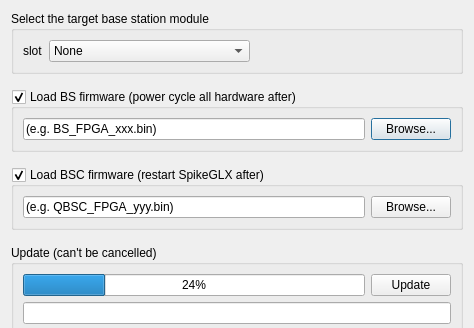
First picture: the form in Forms/IMFirmDlg.ui, repository billkarsh/SpikeGLX, before the edit; both pictures show x 0 to 474 and y 0 to 328 of the 474 by 473 pixel window.
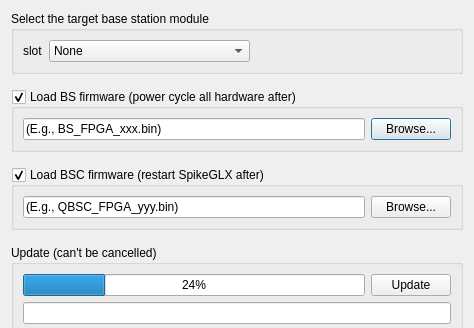
Second picture: the form after the edit.

```diff
--- a/Forms/IMFirmDlg.ui
+++ b/Forms/IMFirmDlg.ui
@@ -173,7 +173,7 @@
          <enum>Qt::NoFocus</enum>
         </property>
         <property name="text">
-         <string>(e.g. BS_FPGA_xxx.bin)</string>
+         <string>(E.g., BS_FPGA_xxx.bin)</string>
         </property>
         <property name="readOnly">
          <bool>true</bool>
@@ -217,7 +217,7 @@
          <enum>Qt::NoFocus</enum>
         </property>
         <property name="text">
-         <string>(e.g. QBSC_FPGA_yyy.bin)</string>
+         <string>(E.g., QBSC_FPGA_yyy.bin)</string>
         </property>
         <property name="readOnly">
          <bool>true</bool>
```
